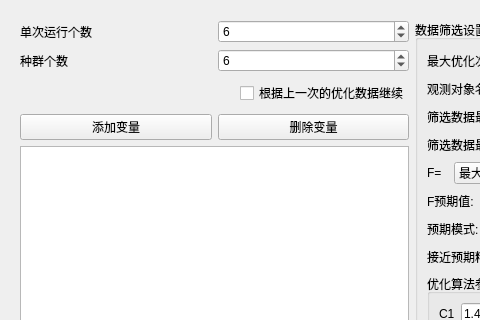
Qt form src/SmartContorl/SmartContorlUI.ui (BeQuiet1228/FreeCAD) before a commit; both pictures show x 0 to 480 and y 0 to 320 of the 1220 by 976 pixel window.
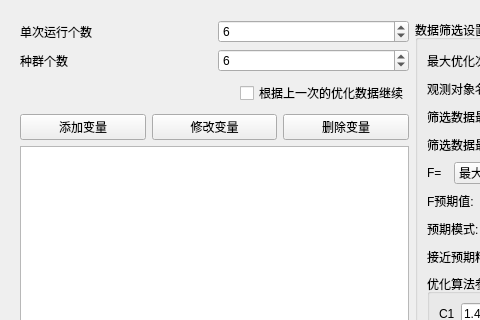
The same form after that commit. Custom widgets are drawn as their Qt base class.

Commit message: 修改优化算法变量修改和最大最小值替换

Diff of the .ui file:
```diff
--- a/src/SmartContorl/SmartContorlUI.ui
+++ b/src/SmartContorl/SmartContorlUI.ui
@@ -106,6 +106,13 @@
             </property>
            </widget>
           </item>
+          <item>
+           <widget class="QPushButton" name="pushButtonEditVariate">
+            <property name="text">
+             <string>修改变量</string>
+            </property>
+           </widget>
+          </item>
           <item>
            <widget class="QPushButton" name="pushButtonDeleteVariate">
             <property name="text">
```
The commit also changes 4 other files.
